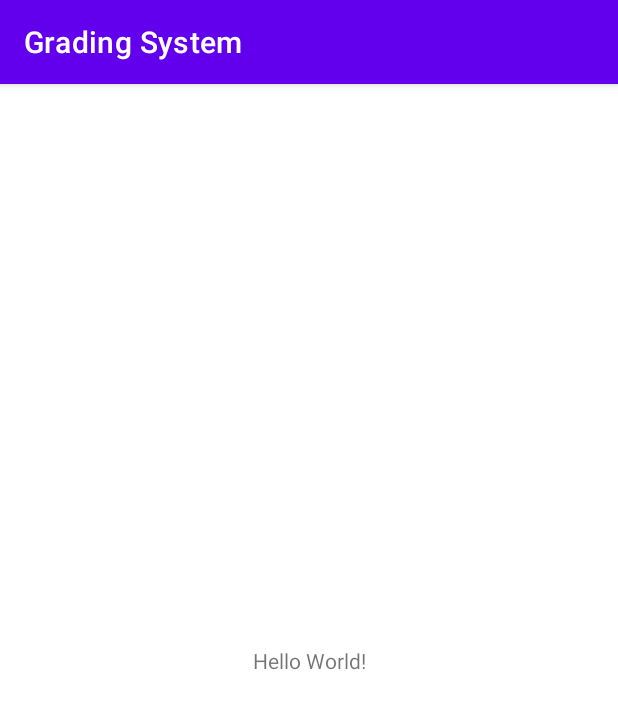
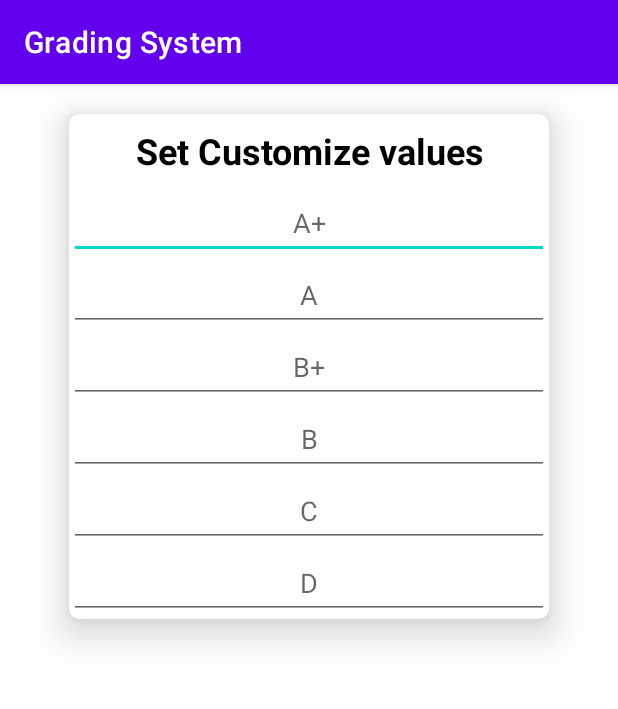
Before and after one commit to Syed-Bipul-Rahman/Bdtask-Classes, an Android app: the screen it shows after launch (MainActivity), on a phone screen of 412 x 824 dp. Shown: the top 709 px of the screen. Run offline under Robolectric (Android 15) with nearby library versions, the phone set to English and light mode, and no system bars.

Commit message:
customize value added

```diff
--- a/gradingsytem/app/src/main/res/layout/activity_main.xml
+++ b/gradingsytem/app/src/main/res/layout/activity_main.xml
@@ -1,18 +1,92 @@
 <?xml version="1.0" encoding="utf-8"?>
-<androidx.constraintlayout.widget.ConstraintLayout xmlns:android="http://schemas.android.com/apk/res/android"
+<LinearLayout xmlns:android="http://schemas.android.com/apk/res/android"
     xmlns:app="http://schemas.android.com/apk/res-auto"
     xmlns:tools="http://schemas.android.com/tools"
     android:layout_width="match_parent"
     android:layout_height="match_parent"
+    android:orientation="vertical"
     tools:context=".MainActivity">
 
-    <TextView
+    <androidx.cardview.widget.CardView
         android:layout_width="wrap_content"
         android:layout_height="wrap_content"
-        android:text="Hello World!"
-        app:layout_constraintBottom_toBottomOf="parent"
-        app:layout_constraintEnd_toEndOf="parent"
-        app:layout_constraintStart_toStartOf="parent"
-        app:layout_constraintTop_toTopOf="parent" />
+        android:layout_gravity="center"
+        android:layout_margin="20dp"
+        app:cardCornerRadius="7dp"
+        app:cardElevation="15dp">
 
-</androidx.constraintlayout.widget.ConstraintLayout>
+        <LinearLayout
+            android:layout_width="wrap_content"
+            android:layout_height="wrap_content"
+            android:layout_gravity="center"
+            android:gravity="center"
+            android:orientation="vertical">
+
+            <TextView
+                android:layout_width="match_parent"
+                android:layout_height="match_parent"
+                android:layout_margin="8dp"
+                android:text="Set Customize values"
+                android:textAlignment="center"
+                android:textColor="@color/black"
+                android:textSize="24sp"
+                android:textStyle="bold" />
+
+            <EditText
+                android:layout_width="match_parent"
+                android:layout_height="wrap_content"
+                android:ems="15"
+                android:gravity="center"
+                android:hint="A+"
+                android:inputType="numberDecimal"
+                android:minHeight="48dp" />
+
+            <EditText
+                android:layout_width="match_parent"
+                android:layout_height="wrap_content"
+                android:ems="15"
+                android:gravity="center"
+                android:hint="A"
+                android:inputType="numberDecimal"
+                android:minHeight="48dp" />
+            <EditText
+                android:layout_width="match_parent"
+                android:layout_height="wrap_content"
+                android:ems="15"
+                android:gravity="center"
+                android:hint="B+"
+                android:inputType="numberDecimal"
+                android:minHeight="48dp" />
+            <EditText
+                android:layout_width="match_parent"
+                android:layout_height="wrap_content"
+                android:ems="15"
+                android:gravity="center"
+                android:hint="B"
+                android:inputType="numberDecimal"
+                android:minHeight="48dp" />
+
+            <EditText
+                android:layout_width="match_parent"
+                android:layout_height="wrap_content"
+                android:ems="15"
+                android:gravity="center"
+                android:hint="C"
+                android:inputType="numberDecimal"
+                android:minHeight="48dp" />
+
+            <EditText
+                android:layout_width="match_parent"
+                android:layout_height="wrap_content"
+                android:ems="15"
+                android:gravity="center"
+                android:hint="D"
+                android:inputType="numberDecimal"
+                android:minHeight="48dp" />
+
+
+        </LinearLayout>
+    </androidx.cardview.widget.CardView>
+
+
+</LinearLayout>
```
